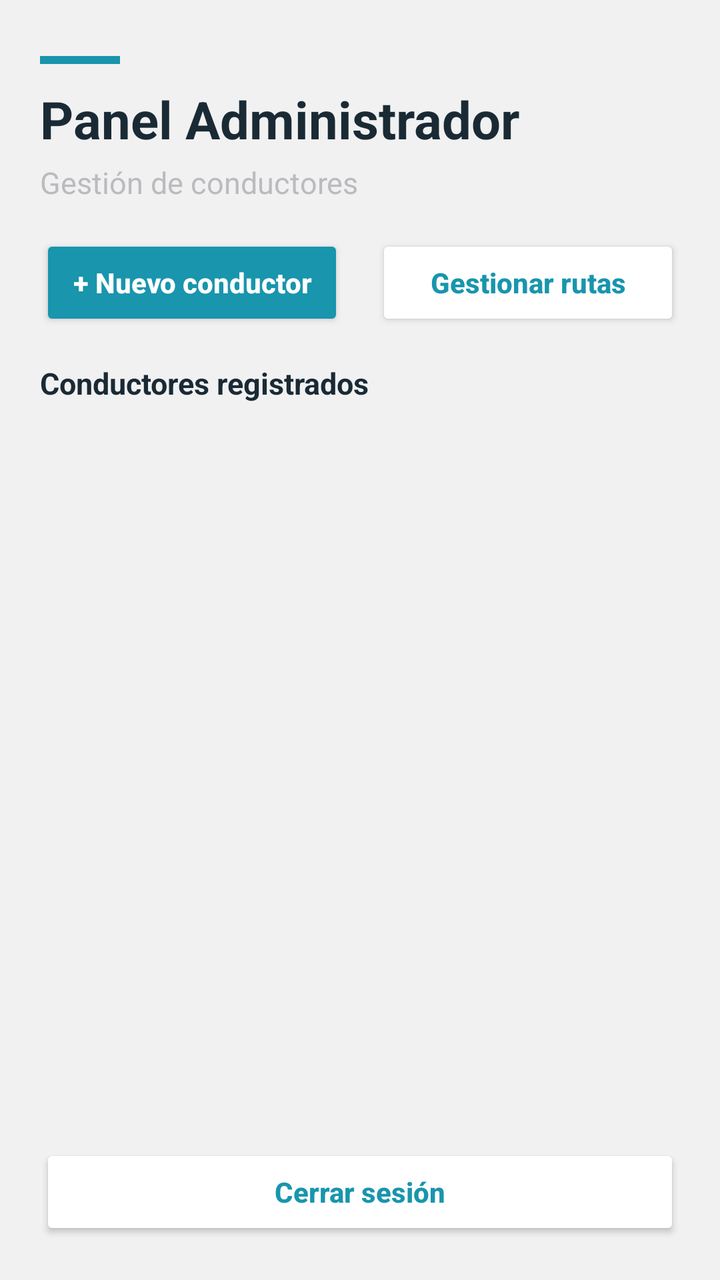
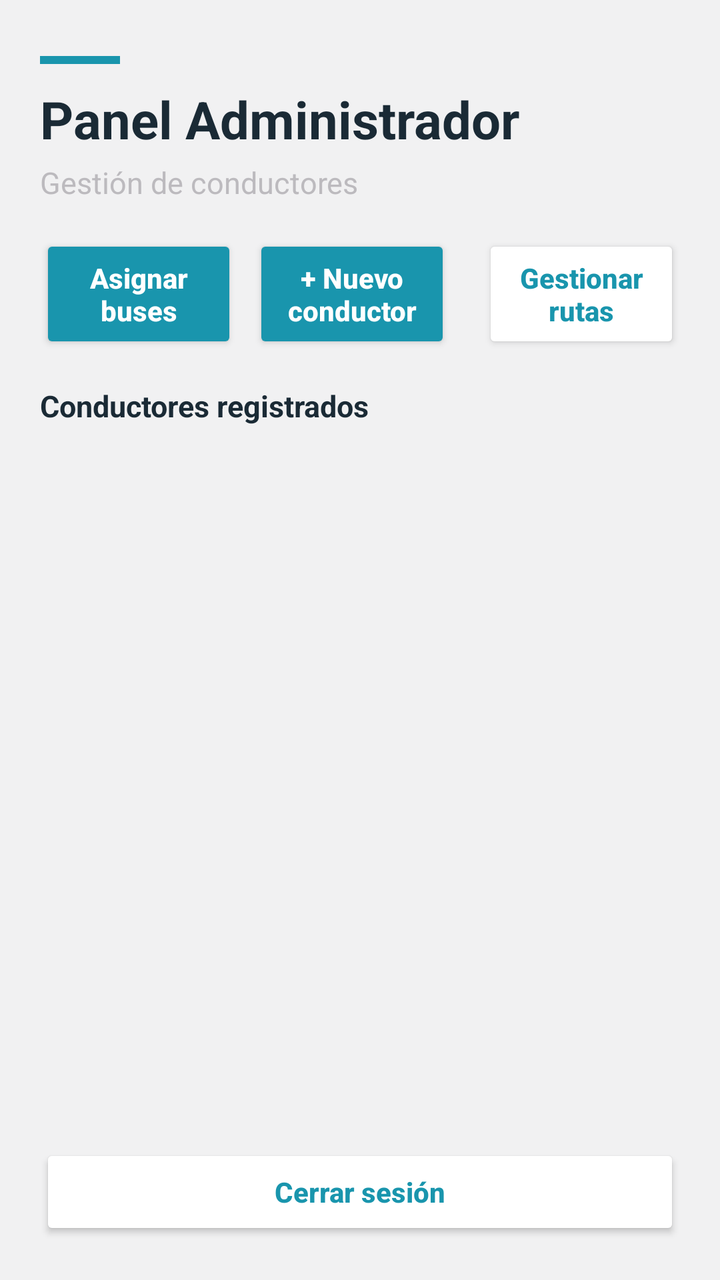

An Android layout rendered at two revisions. The XML below is the earlier revision; the diff shows what the commit changed to produce the second picture.
<!-- AndroidManifest.xml: application theme Theme.Copia1APP -->
<!-- res/layout/activity_home_admin.xml -->
<?xml version="1.0" encoding="utf-8"?>
<LinearLayout xmlns:android="http://schemas.android.com/apk/res/android"
    android:layout_width="match_parent"
    android:layout_height="match_parent"
    android:orientation="vertical"
    android:background="#F1F1F2"
    android:paddingStart="20dp"
    android:paddingEnd="20dp"
    android:paddingTop="28dp"
    android:paddingBottom="20dp">

    <View
        android:layout_width="40dp"
        android:layout_height="4dp"
        android:background="#1995AD"
        android:layout_marginBottom="10dp" />

    <TextView
        android:layout_width="match_parent"
        android:layout_height="wrap_content"
        android:text="Panel Administrador"
        android:textSize="26sp"
        android:textStyle="bold"
        android:textColor="#1A2A35"
        android:layout_marginBottom="4dp" />

    <TextView
        android:layout_width="match_parent"
        android:layout_height="wrap_content"
        android:text="Gestión de conductores"
        android:textSize="15sp"
        android:textColor="#BCBABE"
        android:layout_marginBottom="16dp" />

    <ProgressBar
        android:id="@+id/progressBarAdmin"
        android:layout_width="wrap_content"
        android:layout_height="wrap_content"
        android:layout_gravity="center_horizontal"
        android:visibility="gone"
        android:layout_marginBottom="8dp" />

    <LinearLayout
        android:layout_width="match_parent"
        android:layout_height="wrap_content"
        android:orientation="horizontal"
        android:layout_marginBottom="16dp">

        <Button
            android:id="@+id/btnAgregarConductor"
            android:layout_width="0dp"
            android:layout_height="wrap_content"
            android:layout_weight="1"
            android:text="+ Nuevo conductor"
            android:textAllCaps="false"
            android:textStyle="bold"
            android:textColor="#FFFFFF"
            android:backgroundTint="#1995AD"
            android:layout_marginEnd="8dp"
            android:padding="12dp" />

        <Button
            android:id="@+id/btnIrCrearRuta"
            android:layout_width="0dp"
            android:layout_height="wrap_content"
            android:layout_weight="1"
            android:text="Gestionar rutas"
            android:textAllCaps="false"
            android:textStyle="bold"
            android:textColor="#1995AD"
            android:backgroundTint="#FFFFFF"
            android:layout_marginStart="8dp"
            android:padding="12dp" />

    </LinearLayout>

    <TextView
        android:layout_width="match_parent"
        android:layout_height="wrap_content"
        android:text="Conductores registrados"
        android:textSize="15sp"
        android:textStyle="bold"
        android:textColor="#1A2A35"
        android:layout_marginBottom="8dp" />

    <androidx.recyclerview.widget.RecyclerView
        android:id="@+id/rvConductores"
        android:layout_width="match_parent"
        android:layout_height="0dp"
        android:layout_weight="1" />


    <Button
        android:id="@+id/btnCerrarSesionAdmin"
        android:layout_width="match_parent"
        android:layout_height="wrap_content"
        android:text="Cerrar sesión"
        android:textAllCaps="false"
        android:textColor="#1995AD"
        android:textStyle="bold"
        android:backgroundTint="#FFFFFF"
        android:padding="12dp"
        android:layout_marginTop="12dp" />

</LinearLayout>
<!-- resources referenced by this layout -->
<resources>
  <style name="Theme.Copia1APP" parent="Base.Theme.Copia1APP" />
  <style name="Base.Theme.Copia1APP" parent="Theme.AppCompat.Light">
          
          
      </style>
</resources>

<!-- the commit's change to res/layout/activity_home_admin.xml (unified diff, before → after) -->
@@ -45,6 +45,19 @@
         android:layout_height="wrap_content"
         android:orientation="horizontal"
         android:layout_marginBottom="16dp">
+
+        <Button
+            android:id="@+id/btnAsignarBuses"
+            android:layout_width="0dp"
+            android:layout_height="wrap_content"
+            android:layout_weight="1"
+            android:text="Asignar buses"
+            android:textAllCaps="false"
+            android:textStyle="bold"
+            android:textColor="#FFFFFF"
+            android:backgroundTint="#1995AD"
+            android:layout_marginEnd="8dp"
+            android:padding="12dp" />
 
         <Button
             android:id="@+id/btnAgregarConductor"
